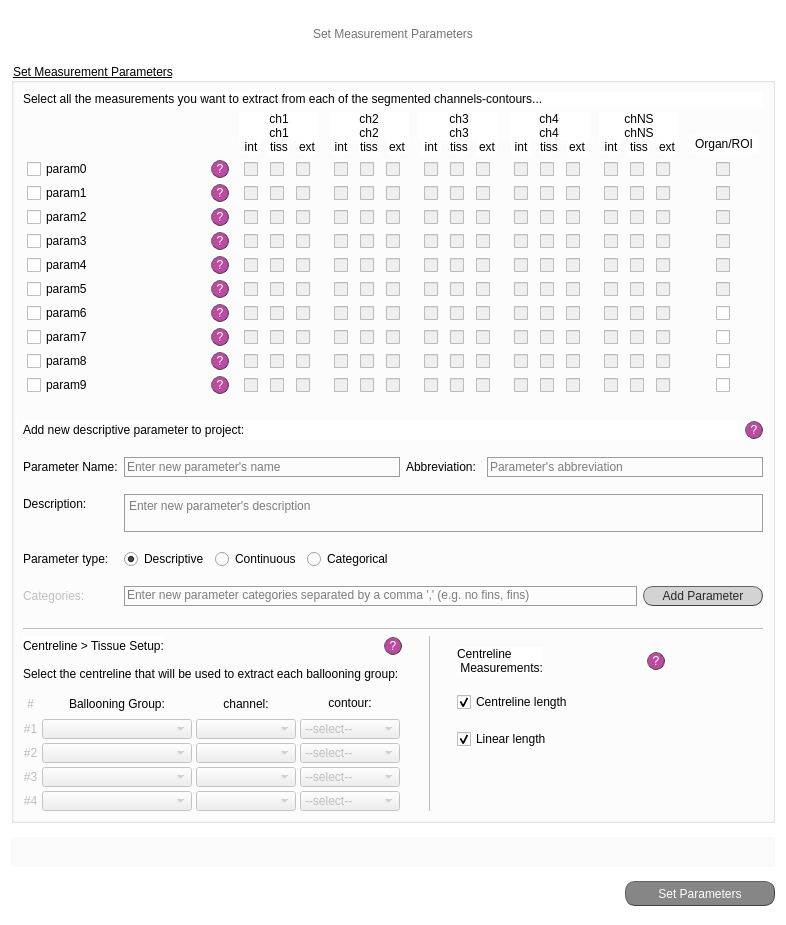
Qt form gui/set_meas_screen.ui (jsanchez679/morphoHeart_rev) before a commit.
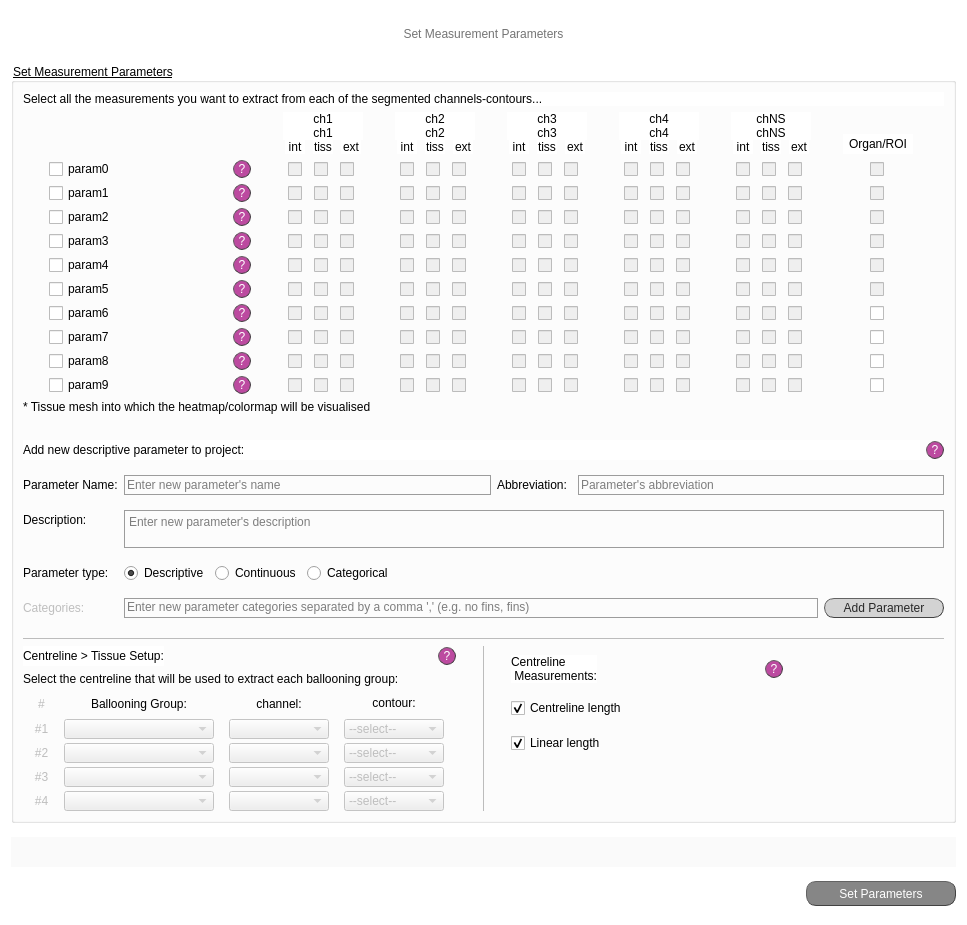
The same form after that commit.

Commit message: Started to connect prompt window, added small colormap

Diff of the .ui file:
```diff
--- a/gui/set_meas_screen.ui
+++ b/gui/set_meas_screen.ui
@@ -6,7 +6,7 @@
    <rect>
     <x>0</x>
     <y>0</y>
-    <width>786</width>
+    <width>967</width>
     <height>925</height>
    </rect>
   </property>
@@ -9297,6 +9297,28 @@
         </item>
        </layout>
       </item>
+      <item>
+       <widget class="QLabel" name="lab_proj_name_2">
+        <property name="minimumSize">
+         <size>
+          <width>75</width>
+          <height>0</height>
+         </size>
+        </property>
+        <property name="maximumSize">
+         <size>
+          <width>16777215</width>
+          <height>16777215</height>
+         </size>
+        </property>
+        <property name="styleSheet">
+         <string notr="true">font: 25 10pt &quot;Calibri Light&quot;;</string>
+        </property>
+        <property name="text">
+         <string>* Tissue mesh into which the heatmap/colormap will be visualised</string>
+        </property>
+       </widget>
+      </item>
       <item>
        <spacer name="horizontalSpacer_6">
         <property name="orientation">
```
Left out of the diff: 209 changed lines with no effect on the pictures. The commit also changes 40 other files.
